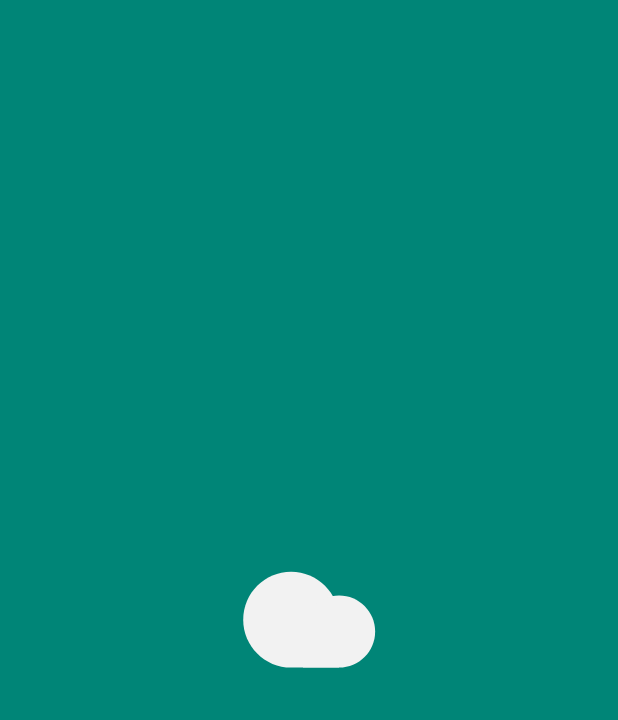
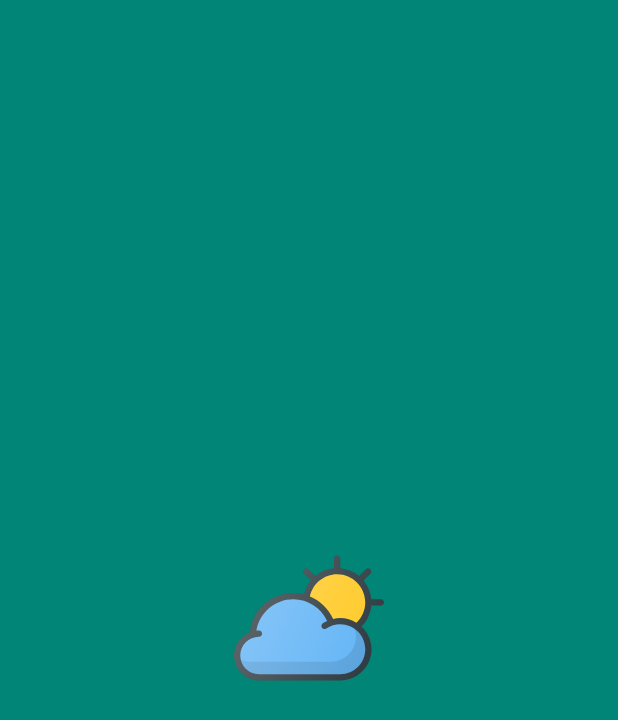
Before and after one commit to lauramsolana93/WeatherApp, an Android app built with Jetpack Compose: the screen it shows after launch (SplashActivity before the commit, SplashActivityCompose after it), on a phone screen of 412 x 824 dp. Shown: the top 720 px of the screen. Run offline under Robolectric (Android 15) with nearby library versions, the phone set to English and light mode, and no system bars.

Commit message:
[UPDATE] SplashActivity to JetpackCompose

```diff
--- a/app/src/main/AndroidManifest.xml
+++ b/app/src/main/AndroidManifest.xml
@@ -6,19 +6,18 @@
     <uses-permission android:name="android.permission. ACCESS_COARSE_LOCATION" />
     <uses-permission android:name="android.permission.ACCESS_FINE_LOCATION" />
 
-
     <application
+        android:name="com.lms.weatherapp.WeatherApplication"
         android:allowBackup="true"
-        android:name = "com.lms.weatherapp.WeatherApplication"
         android:icon="@mipmap/ic_launcher_weeather"
         android:label="@string/app_name"
+        android:requestLegacyExternalStorage="true"
         android:roundIcon="@mipmap/ic_launcher_weeather_round"
-        android:usesCleartextTraffic="true"
-        android:requestLegacyExternalStorage="true"
         android:supportsRtl="true"
-        android:theme="@style/WeatherApp">
+        android:theme="@style/WeatherApp"
+        android:usesCleartextTraffic="true">
         <activity
-            android:name="com.lms.weatherapp.ui.views.SplashActivity"
+            android:name="com.lms.weatherapp.ui.compose.SplashActivityCompose"
             android:exported="true"
             android:label="@string/app_name">
             <intent-filter>
@@ -27,11 +26,9 @@
                 <category android:name="android.intent.category.LAUNCHER" />
             </intent-filter>
         </activity>
-
         <activity
             android:name="com.lms.weatherapp.ui.views.MainActivity"
-            android:exported="true">
-        </activity>
+            android:exported="true"></activity>
     </application>
 
 </manifest>
--- a/app/src/main/java/com/lms/weatherapp/ui/views/SplashActivity.kt
+++ b/app/src/main/java/com/lms/weatherapp/ui/compose/SplashActivityCompose.kt
@@ -1,8 +1,24 @@
-package com.lms.weatherapp.ui.views
+package com.lms.weatherapp.ui.compose
 
 import android.content.Intent
+import androidx.appcompat.app.AppCompatActivity
 import android.os.Bundle
 import android.util.Log
+import androidx.activity.compose.setContent
+import androidx.compose.foundation.Image
+import androidx.compose.foundation.layout.*
+import androidx.compose.material.Icon
+import androidx.compose.material.MaterialTheme
+import androidx.compose.material.Scaffold
+import androidx.compose.material.Surface
+import androidx.compose.runtime.Composable
+import androidx.compose.ui.Alignment
+import androidx.compose.ui.Modifier
+import androidx.compose.ui.graphics.vector.ImageVector
+import androidx.compose.ui.res.painterResource
+import androidx.compose.ui.res.vectorResource
+import androidx.compose.ui.tooling.preview.Preview
+import androidx.compose.ui.unit.dp
 import androidx.core.content.ContextCompat
 import androidx.lifecycle.ViewModelProvider
 import com.google.android.material.dialog.MaterialAlertDialogBuilder
@@ -10,27 +26,27 @@ import com.lms.weatherapp.WeatherApplication
 import com.lms.weatherapp.location.viewmodel.LocationViewModel
 import com.lms.weatherapp.location.viewmodel.LocationViewModelFactory
 import com.lms.weatherapp.ui.commons.BaseActivity
+import com.lms.weatherapp.ui.theme.WeatherComposeTheme
+import com.lms.weatherapp.ui.views.MainActivity
 import com.lms.wheatherapp.R
-import com.lms.wheatherapp.databinding.SplashActivityBinding
 
-
-class SplashActivity : BaseActivity() {
+class SplashActivityCompose : BaseActivity() {
 
     private lateinit var viewModel: LocationViewModel
-    private lateinit var binding : SplashActivityBinding
-
 
     override fun onCreate(savedInstanceState: Bundle?) {
         super.onCreate(savedInstanceState)
-        binding = SplashActivityBinding.inflate(layoutInflater)
-        val view = binding.root
-        setContentView(view)
+        setContent {
+            WeatherComposeTheme {
+                Surface(color = MaterialTheme.colors.primary){
+                    Logo()
+                }
+            }
+        }
         window.statusBarColor = ContextCompat.getColor(this, R.color.colorPrimary)
-        binding.animationImage.playAnimation()
         checkLocationPermission()
         initRepos()
     }
-
     private fun initRepos() {
         val repository = (application as WeatherApplication).locationRepository
         val factory = (application as WeatherApplication).locationFactory
@@ -39,7 +55,6 @@ class SplashActivity : BaseActivity() {
         )
 
         viewModel.getLocation().observe(this, {
-            binding.animationImage.cancelAnimation()
             startActivity(Intent(this, MainActivity::class.java))
         })
 
@@ -66,3 +81,30 @@ class SplashActivity : BaseActivity() {
         }
     }
 }
+
+@Composable
+fun Logo(){
+    Column(
+        modifier = Modifier.fillMaxSize(),
+        verticalArrangement = Arrangement.Center,
+        horizontalAlignment = Alignment.CenterHorizontally
+    ) {
+        Box(Modifier.size(100.dp)){
+            Image(
+                ImageVector.vectorResource(
+                    id = R.drawable.ic_cloudy
+                ),
+                "Localized description",
+            )
+        }
+    }
+
+
+}
+@Preview
+@Composable
+fun LogoPreview(){
+    WeatherComposeTheme {
+        Logo()
+    }
+}
--- /dev/null
+++ b/app/src/main/java/com/lms/weatherapp/ui/theme/Color.kt
@@ -0,0 +1,7 @@
+package com.lms.weatherapp.ui.theme
+
+import androidx.compose.ui.graphics.Color
+
+val primary = Color(0xFF008577)
+val primaryDark = Color(0xFF00574B)
+val accent = Color(0xFFD81B60)
--- /dev/null
+++ b/app/src/main/java/com/lms/weatherapp/ui/theme/Shapes.kt
@@ -0,0 +1,11 @@
+package com.lms.weatherapp.ui.theme
+
+import androidx.compose.foundation.shape.RoundedCornerShape
+import androidx.compose.material.Shapes
+import androidx.compose.ui.unit.dp
+
+val Shapes = Shapes(
+    small = RoundedCornerShape(4.dp),
+    medium = RoundedCornerShape(4.dp),
+    large = RoundedCornerShape(0.dp)
+)
--- /dev/null
+++ b/app/src/main/java/com/lms/weatherapp/ui/theme/Theme.kt
@@ -0,0 +1,37 @@
+package com.lms.weatherapp.ui.theme
+
+import androidx.compose.material.MaterialTheme
+import androidx.compose.material.darkColors
+import androidx.compose.material.lightColors
+import androidx.compose.runtime.Composable
+
+private val DarkColorPalette = darkColors(
+    primary = primary,
+    secondary = primaryDark,
+    primaryVariant = accent
+)
+
+private val LightColorPalette = lightColors(
+    primary = primary,
+    secondary = primaryDark,
+    primaryVariant = accent
+)
+
+@Composable
+fun WeatherComposeTheme(
+    darkTheme: Boolean = false,
+    content: @Composable() () -> Unit)
+{
+        val colors = if(darkTheme){
+            DarkColorPalette
+        } else {
+            LightColorPalette
+        }
+
+        MaterialTheme(
+            colors = colors,
+            typography = Typography,
+            shapes = Shapes,
+            content = content
+        )
+    }
--- /dev/null
+++ b/app/src/main/java/com/lms/weatherapp/ui/theme/Type.kt
@@ -0,0 +1,16 @@
+package com.lms.weatherapp.ui.theme
+
+import androidx.compose.material.Typography
+import androidx.compose.ui.text.TextStyle
+import androidx.compose.ui.text.font.FontFamily
+import androidx.compose.ui.text.font.FontWeight
+import androidx.compose.ui.unit.sp
+
+
+val Typography = Typography(
+    body1 = TextStyle(
+        fontFamily = FontFamily.Default,
+        fontWeight = FontWeight.Normal,
+        fontSize = 16.sp
+    )
+)
--- a/build.gradle
+++ b/build.gradle
@@ -1,7 +1,7 @@
 // Top-level build file where you can add configuration options common to all sub-projects/modules.
 buildscript {
     ext {
-        compose_version = '1.0.0-beta09'
+        compose_version = '1.0.0-rc01'
     }
     repositories {
         google()
```
Also changed, not shown: app/build.gradle (+13 -1 lines), app/src/main/res/layout/activity_splash_compose.xml (added, +9 -0 lines), 1 other file.
